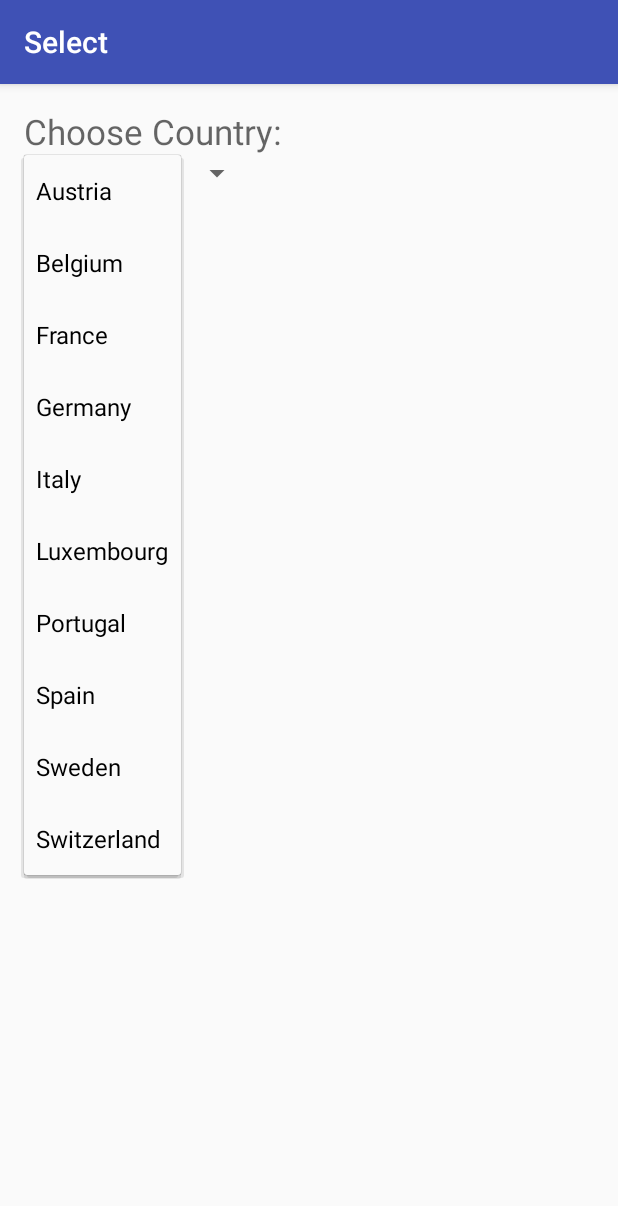
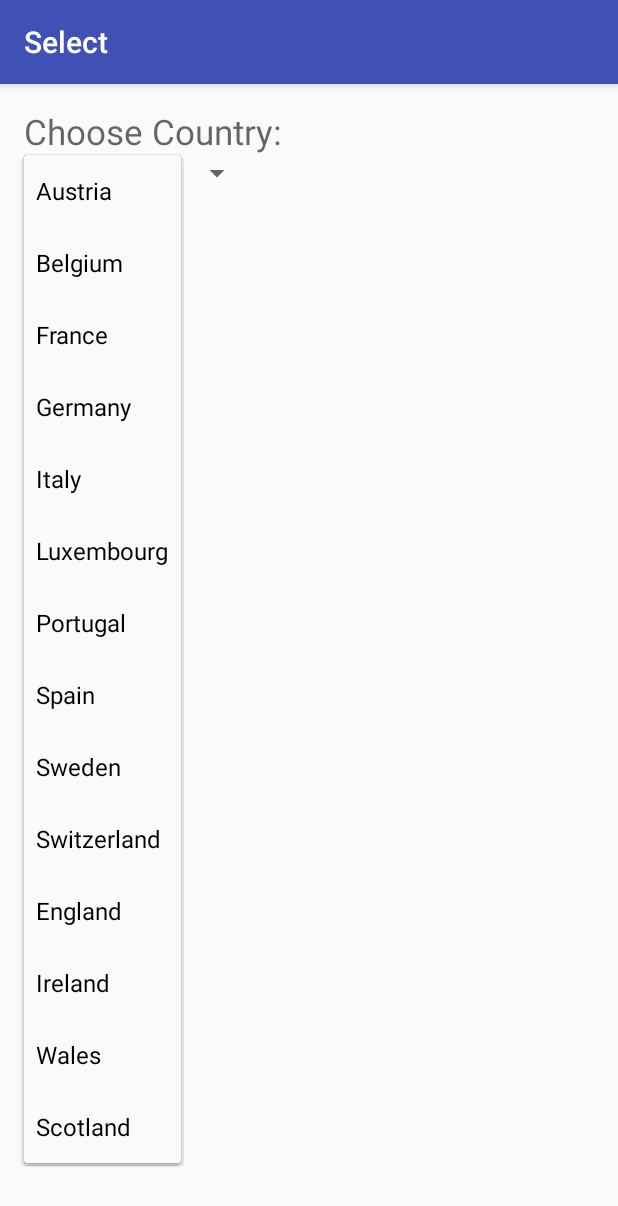
Before and after one commit to lundygp/COUNTry, an Android app: the Select screen opened directly, with no data from a screen before it, after a tap on "Austria", on a phone screen of 412 x 824 dp. Shown: the top 1206 px of the screen. Run offline under Robolectric (Android 15) with nearby library versions, the phone set to English and light mode, and no system bars.

Commit message:
Added Spinner and toast for Selector Screen + UK

```diff
--- a/app/src/main/res/values/strings.xml
+++ b/app/src/main/res/values/strings.xml
@@ -13,6 +13,12 @@
         <item>Luxembourg</item>
         <item>Portugal</item>
         <item>Spain</item>
-        <item>Sweden</item><item>Switzerland</item>
+        <item>Sweden</item>
+        <item>Switzerland</item>
+        <item>England</item>
+        <item>Ireland</item>
+        <item>Wales</item>
+        <item>Scotland</item>
+
     </string-array>
 </resources>
```
